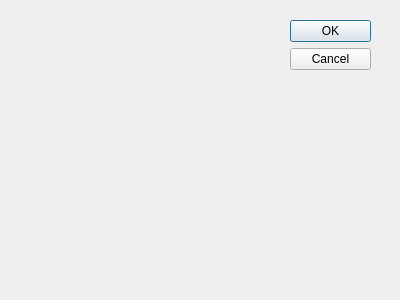
First picture: the form in newtrip.ui, repository Traeyee/trip_assist, before the edit.
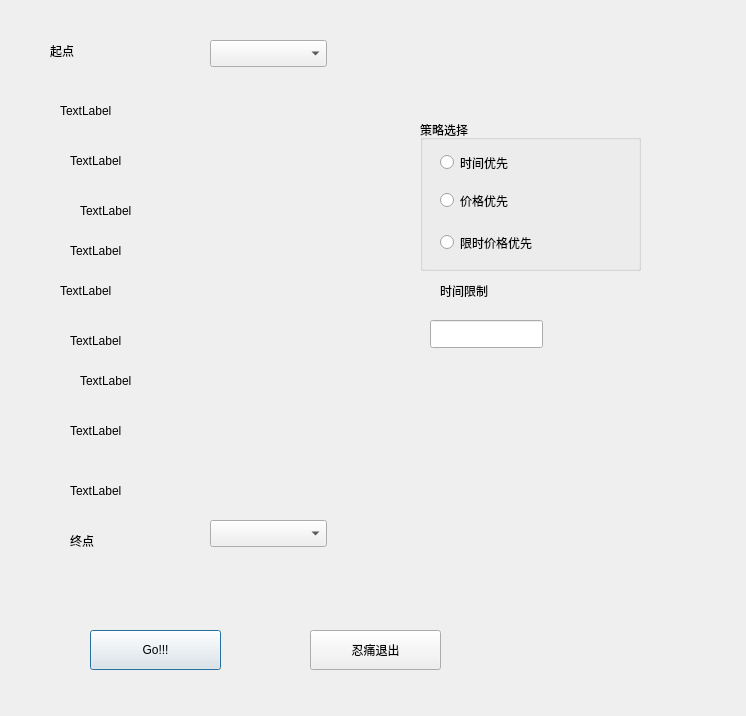
Second picture: the form after the edit.

What changed in the file:
```diff
--- a/newtrip.ui
+++ b/newtrip.ui
@@ -8,27 +8,286 @@
    <rect>
     <x>0</x>
     <y>0</y>
-    <width>400</width>
-    <height>300</height>
+    <width>746</width>
+    <height>716</height>
    </rect>
   </property>
   <property name="windowTitle">
    <string>Dialog</string>
   </property>
-  <widget class="QDialogButtonBox" name="buttonBox">
+  <widget class="QComboBox" name="startP">
    <property name="geometry">
     <rect>
-     <x>290</x>
-     <y>20</y>
-     <width>81</width>
-     <height>241</height>
+     <x>210</x>
+     <y>40</y>
+     <width>117</width>
+     <height>27</height>
     </rect>
    </property>
-   <property name="orientation">
-    <enum>Qt::Vertical</enum>
+  </widget>
+  <widget class="QComboBox" name="endP">
+   <property name="geometry">
+    <rect>
+     <x>210</x>
+     <y>520</y>
+     <width>117</width>
+     <height>27</height>
+    </rect>
    </property>
-   <property name="standardButtons">
-    <set>QDialogButtonBox::Cancel|QDialogButtonBox::Ok</set>
+  </widget>
+  <widget class="QLabel" name="label">
+   <property name="geometry">
+    <rect>
+     <x>50</x>
+     <y>40</y>
+     <width>99</width>
+     <height>21</height>
+    </rect>
+   </property>
+   <property name="text">
+    <string>起点</string>
+   </property>
+  </widget>
+  <widget class="QLabel" name="label_2">
+   <property name="geometry">
+    <rect>
+     <x>60</x>
+     <y>100</y>
+     <width>99</width>
+     <height>21</height>
+    </rect>
+   </property>
+   <property name="text">
+    <string>TextLabel</string>
+   </property>
+  </widget>
+  <widget class="QLabel" name="label_3">
+   <property name="geometry">
+    <rect>
+     <x>70</x>
+     <y>150</y>
+     <width>99</width>
+     <height>21</height>
+    </rect>
+   </property>
+   <property name="text">
+    <string>TextLabel</string>
+   </property>
+  </widget>
+  <widget class="QLabel" name="label_4">
+   <property name="geometry">
+    <rect>
+     <x>80</x>
+     <y>200</y>
+     <width>99</width>
+     <height>21</height>
+    </rect>
+   </property>
+   <property name="text">
+    <string>TextLabel</string>
+   </property>
+  </widget>
+  <widget class="QLabel" name="label_5">
+   <property name="geometry">
+    <rect>
+     <x>70</x>
+     <y>240</y>
+     <width>99</width>
+     <height>21</height>
+    </rect>
+   </property>
+   <property name="text">
+    <string>TextLabel</string>
+   </property>
+  </widget>
+  <widget class="QLabel" name="label_6">
+   <property name="geometry">
+    <rect>
+     <x>60</x>
+     <y>280</y>
+     <width>99</width>
+     <height>21</height>
+    </rect>
+   </property>
+   <property name="text">
+    <string>TextLabel</string>
+   </property>
+  </widget>
+  <widget class="QLabel" name="label_7">
+   <property name="geometry">
+    <rect>
+     <x>70</x>
+     <y>330</y>
+     <width>99</width>
+     <height>21</height>
+    </rect>
+   </property>
+   <property name="text">
+    <string>TextLabel</string>
+   </property>
+  </widget>
+  <widget class="QLabel" name="label_8">
+   <property name="geometry">
+    <rect>
+     <x>80</x>
+     <y>370</y>
+     <width>99</width>
+     <height>21</height>
+    </rect>
+   </property>
+   <property name="text">
+    <string>TextLabel</string>
+   </property>
+  </widget>
+  <widget class="QLabel" name="label_9">
+   <property name="geometry">
+    <rect>
+     <x>70</x>
+     <y>420</y>
+     <width>99</width>
+     <height>21</height>
+    </rect>
+   </property>
+   <property name="text">
+    <string>TextLabel</string>
+   </property>
+  </widget>
+  <widget class="QLabel" name="label_10">
+   <property name="geometry">
+    <rect>
+     <x>70</x>
+     <y>480</y>
+     <width>99</width>
+     <height>21</height>
+    </rect>
+   </property>
+   <property name="text">
+    <string>TextLabel</string>
+   </property>
+  </widget>
+  <widget class="QLabel" name="label_11">
+   <property name="geometry">
+    <rect>
+     <x>70</x>
+     <y>530</y>
+     <width>99</width>
+     <height>21</height>
+    </rect>
+   </property>
+   <property name="text">
+    <string>终点</string>
+   </property>
+  </widget>
+  <widget class="QGroupBox" name="groupBox">
+   <property name="geometry">
+    <rect>
+     <x>420</x>
+     <y>120</y>
+     <width>221</width>
+     <height>151</height>
+    </rect>
+   </property>
+   <property name="title">
+    <string>策略选择</string>
+   </property>
+   <widget class="QRadioButton" name="radioButton">
+    <property name="geometry">
+     <rect>
+      <x>20</x>
+      <y>30</y>
+      <width>155</width>
+      <height>25</height>
+     </rect>
+    </property>
+    <property name="text">
+     <string>时间优先</string>
+    </property>
+   </widget>
+   <widget class="QRadioButton" name="radioButton_2">
+    <property name="geometry">
+     <rect>
+      <x>20</x>
+      <y>70</y>
+      <width>155</width>
+      <height>21</height>
+     </rect>
+    </property>
+    <property name="text">
+     <string>价格优先</string>
+    </property>
+   </widget>
+   <widget class="QRadioButton" name="radioButton_3">
+    <property name="geometry">
+     <rect>
+      <x>20</x>
+      <y>110</y>
+      <width>155</width>
+      <height>25</height>
+     </rect>
+    </property>
+    <property name="text">
+     <string>限时价格优先</string>
+    </property>
+   </widget>
+  </widget>
+  <widget class="QLineEdit" name="lineEdit">
+   <property name="geometry">
+    <rect>
+     <x>430</x>
+     <y>320</y>
+     <width>113</width>
+     <height>28</height>
+    </rect>
+   </property>
+  </widget>
+  <widget class="QPushButton" name="OK">
+   <property name="geometry">
+    <rect>
+     <x>90</x>
+     <y>630</y>
+     <width>131</width>
+     <height>40</height>
+    </rect>
+   </property>
+   <property name="text">
+    <string>Go!!!</string>
+   </property>
+  </widget>
+  <widget class="QPushButton" name="exit">
+   <property name="geometry">
+    <rect>
+     <x>310</x>
+     <y>630</y>
+     <width>131</width>
+     <height>40</height>
+    </rect>
+   </property>
+   <property name="text">
+    <string>忍痛退出</string>
+   </property>
+  </widget>
+  <widget class="QWidget" name="verticalLayoutWidget">
+   <property name="geometry">
+    <rect>
+     <x>200</x>
+     <y>90</y>
+     <width>141</width>
+     <height>421</height>
+    </rect>
+   </property>
+   <layout class="QVBoxLayout" name="cityLayout"/>
+  </widget>
+  <widget class="QLabel" name="label_12">
+   <property name="geometry">
+    <rect>
+     <x>440</x>
+     <y>280</y>
+     <width>99</width>
+     <height>21</height>
+    </rect>
+   </property>
+   <property name="text">
+    <string>时间限制</string>
    </property>
   </widget>
  </widget>
```
Left out of the diff: 33 changed lines with no effect on the pictures.
